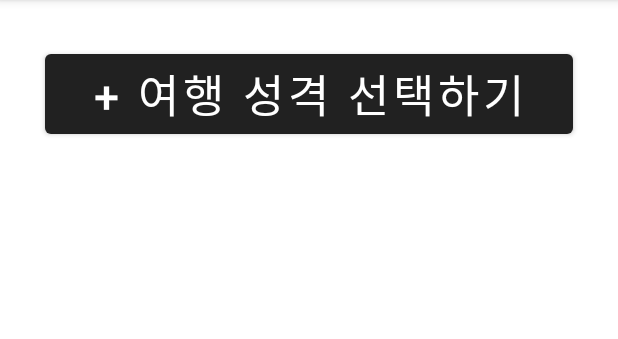
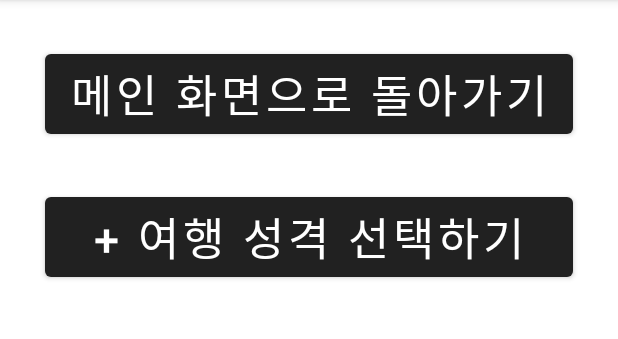
Before and after one commit to hyunseo0520/NODAPZ, an Android app: the ChecklistActivity screen opened directly, with no data from a screen before it, on a phone screen of 412 x 824 dp, the part 84-423 px from its top. Run offline under Robolectric (Android 15) with nearby library versions, the light colour scheme and no system bars.

Commit message:
[DESIGN] 기본 체크리스트 수정 및 확인

```diff
--- a/app/src/main/java/com/example/trip_project/ChecklistActivity.java
+++ b/app/src/main/java/com/example/trip_project/ChecklistActivity.java
@@ -1,6 +1,7 @@
 package com.example.trip_project;
 
 import android.content.DialogInterface;
+import android.content.Intent;
 import android.content.SharedPreferences;
 import android.graphics.Paint;
 import android.os.Bundle;
@@ -27,7 +28,7 @@ public class ChecklistActivity extends AppCompatActivity {
     private Spinner spinnerTravelLocation;
     private Spinner spinnerTravelType;
     private ListView listViewRecommendations;
-    private Button buttonAddItem;
+    private Button buttonAddItem, btnHome;
     private List<String> travelTypes;
     private boolean[] checkedTravelTypes;
 
@@ -73,6 +74,18 @@ public class ChecklistActivity extends AppCompatActivity {
                 builder.show();
             }
         });
+
+        btnHome = findViewById(R.id.button_home);
+        btnHome.setOnClickListener(new View.OnClickListener() {
+            @Override
+            public void onClick(View v) {
+                //다음 액티비티로 가는 것
+                //Intent
+                Intent intent = new Intent(ChecklistActivity.this, MainActivity.class);
+                startActivity(intent);//다음 액티비티 화면에 출력
+            }
+        });
+
     }
 
     private void showRecommendations() {
--- a/app/src/main/java/com/example/trip_project/ConfirmActivity.java
+++ b/app/src/main/java/com/example/trip_project/ConfirmActivity.java
@@ -1,5 +1,6 @@
 package com.example.trip_project;
 
+import android.app.Activity;
 import android.content.Context;
 import android.content.Intent;
 import android.os.Bundle;
@@ -57,7 +58,7 @@ public class ConfirmActivity extends AppCompatActivity {
             public void onClick(View v) {
                 //다음 액티비티로 가는 것
                 //Intent
-                Intent intent = new Intent(ConfirmActivity.this, MainActivity.class);
+                Intent intent = new Intent(ConfirmActivity.this, ChecklistActivity.class);
                 startActivity(intent);//다음 액티비티 화면에 출력
             }
         });
--- a/app/src/main/res/layout/activity_checklist.xml
+++ b/app/src/main/res/layout/activity_checklist.xml
@@ -6,6 +6,15 @@
     android:layout_height="match_parent"
     android:orientation="vertical"
     tools:context=".MainActivity">
+
+    <Button
+        android:id="@+id/button_home"
+        android:layout_width="match_parent"
+        android:layout_height="wrap_content"
+        android:layout_marginTop="30dp"
+        android:layout_marginHorizontal="30dp"
+        android:textSize="30dp"
+        android:text="메인 화면으로 돌아가기"/>
 
     <!-- 항목 추가 버튼 -->
     <Button
@@ -27,4 +36,6 @@
         android:layout_margin="30dp"
         android:id="@+id/listViewRecommendations" />
 
+
+
 </LinearLayout>
```
